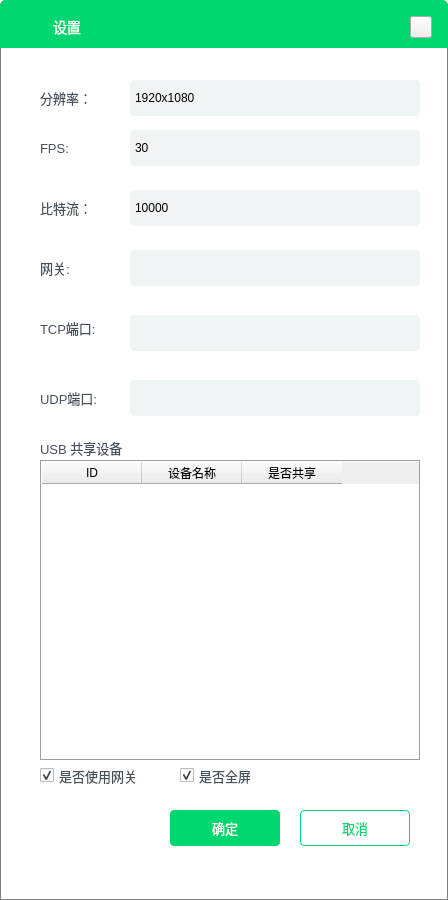
The window that QJYTools/Settings.ui (KoterRomanov/QJYTools) describes before a commit, drawn with Qt 5.
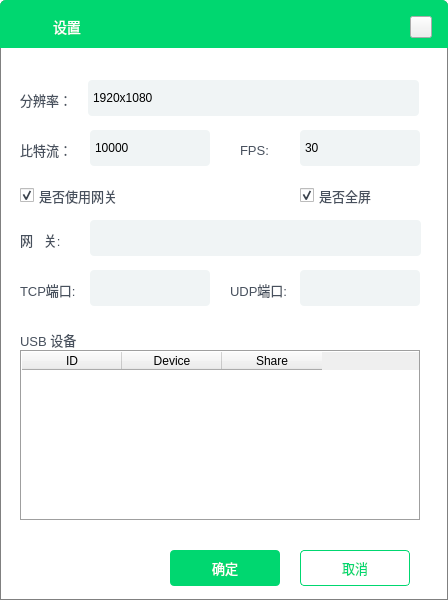
The same window after the commit. Icons and pictures are not drawn.

Patch:
```diff
--- a/QJYTools/Settings.ui
+++ b/QJYTools/Settings.ui
@@ -7,7 +7,7 @@
     <x>0</x>
     <y>0</y>
     <width>448</width>
-    <height>900</height>
+    <height>600</height>
    </rect>
   </property>
   <property name="sizePolicy">
@@ -19,13 +19,13 @@
   <property name="minimumSize">
    <size>
     <width>448</width>
-    <height>900</height>
+    <height>600</height>
    </size>
   </property>
   <property name="maximumSize">
    <size>
     <width>448</width>
-    <height>900</height>
+    <height>600</height>
    </size>
   </property>
   <property name="windowTitle">
@@ -127,7 +127,7 @@
      <x>0</x>
      <y>0</y>
      <width>448</width>
-     <height>900</height>
+     <height>600</height>
     </rect>
    </property>
    <property name="sizePolicy">
@@ -139,13 +139,13 @@
    <property name="minimumSize">
     <size>
      <width>448</width>
-     <height>900</height>
+     <height>600</height>
     </size>
    </property>
    <property name="maximumSize">
     <size>
      <width>448</width>
-     <height>900</height>
+     <height>600</height>
     </size>
    </property>
    <property name="styleSheet">
@@ -160,10 +160,10 @@
    <widget class="QLabel" name="label_udp_port">
     <property name="geometry">
      <rect>
-      <x>40</x>
-      <y>390</y>
-      <width>81</width>
-      <height>16</height>
+      <x>230</x>
+      <y>280</y>
+      <width>71</width>
+      <height>20</height>
      </rect>
     </property>
     <property name="styleSheet">
@@ -180,31 +180,27 @@
    <widget class="QLineEdit" name="lineedit_gateway">
     <property name="geometry">
      <rect>
-      <x>130</x>
-      <y>250</y>
-      <width>290</width>
+      <x>90</x>
+      <y>220</y>
+      <width>331</width>
       <height>36</height>
      </rect>
     </property>
     <property name="minimumSize">
      <size>
-      <width>290</width>
-      <height>36</height>
+      <width>0</width>
+      <height>0</height>
      </size>
     </property>
     <property name="maximumSize">
      <size>
-      <width>290</width>
-      <height>36</height>
+      <width>16777215</width>
+      <height>16777215</height>
      </size>
     </property>
     <property name="styleSheet">
      <string notr="true">#lineedit_gateway
 {
-	min-height: 36px;
-	max-height: 36px;
-	min-width: 280px;
-	max-width: 280px;
 	border-radius: 4px;
 	background: #F0F4F5;
 	selection-color: red;
@@ -220,31 +216,33 @@
    <widget class="QLineEdit" name="lineedit_tcp_port">
     <property name="geometry">
      <rect>
-      <x>130</x>
-      <y>315</y>
-      <width>290</width>
+      <x>90</x>
+      <y>270</y>
+      <width>120</width>
       <height>36</height>
      </rect>
     </property>
+    <property name="sizePolicy">
+     <sizepolicy hsizetype="Fixed" vsizetype="Fixed">
+      <horstretch>0</horstretch>
+      <verstretch>0</verstretch>
+     </sizepolicy>
+    </property>
     <property name="minimumSize">
      <size>
-      <width>290</width>
-      <height>36</height>
+      <width>0</width>
+      <height>0</height>
      </size>
     </property>
     <property name="maximumSize">
      <size>
-      <width>290</width>
-      <height>36</height>
+      <width>16777215</width>
+      <height>16777215</height>
      </size>
     </property>
     <property name="styleSheet">
      <string notr="true">#lineedit_tcp_port
 {
-	min-height: 36px;
-	max-height: 36px;
-	min-width: 280px;
-	max-width: 280px;
 	border-radius: 4px;
 	background: #F0F4F5;
 	selection-color: red;
@@ -261,7 +259,7 @@
     <property name="geometry">
      <rect>
       <x>300</x>
-      <y>810</y>
+      <y>550</y>
       <width>110</width>
       <height>36</height>
      </rect>
@@ -287,10 +285,10 @@
    <widget class="QLabel" name="label_gateway">
     <property name="geometry">
      <rect>
-      <x>40</x>
-      <y>260</y>
-      <width>81</width>
-      <height>16</height>
+      <x>20</x>
+      <y>230</y>
+      <width>71</width>
+      <height>20</height>
      </rect>
     </property>
     <property name="styleSheet">
@@ -301,14 +299,14 @@
 }</string>
     </property>
     <property name="text">
-     <string>网关:</string>
+     <string>网   关:</string>
     </property>
    </widget>
    <widget class="QPushButton" name="button_ok">
     <property name="geometry">
      <rect>
       <x>170</x>
-      <y>810</y>
+      <y>550</y>
       <width>110</width>
       <height>36</height>
      </rect>
@@ -335,10 +333,10 @@
    <widget class="QTableWidget" name="tablewidget_share_usb">
     <property name="geometry">
      <rect>
-      <x>40</x>
-      <y>460</y>
-      <width>381</width>
-      <height>301</height>
+      <x>20</x>
+      <y>350</y>
+      <width>401</width>
+      <height>171</height>
      </rect>
     </property>
     <property name="autoFillBackground">
@@ -354,20 +352,20 @@
     </column>
     <column>
      <property name="text">
-      <string>设备名称</string>
+      <string>Device</string>
      </property>
     </column>
     <column>
      <property name="text">
-      <string>是否共享</string>
+      <string>Share</string>
      </property>
     </column>
    </widget>
    <widget class="QCheckBox" name="checkbox_screen">
     <property name="geometry">
      <rect>
-      <x>180</x>
-      <y>760</y>
+      <x>300</x>
+      <y>180</y>
       <width>111</width>
       <height>31</height>
      </rect>
@@ -389,31 +387,33 @@
    <widget class="QLineEdit" name="lineedit_udp_port">
     <property name="geometry">
      <rect>
-      <x>130</x>
-      <y>380</y>
-      <width>290</width>
+      <x>300</x>
+      <y>270</y>
+      <width>120</width>
       <height>36</height>
      </rect>
     </property>
+    <property name="sizePolicy">
+     <sizepolicy hsizetype="Fixed" vsizetype="Fixed">
+      <horstretch>0</horstretch>
+      <verstretch>0</verstretch>
+     </sizepolicy>
+    </property>
     <property name="minimumSize">
      <size>
-      <width>290</width>
-      <height>36</height>
+      <width>0</width>
+      <height>0</height>
      </size>
     </property>
     <property name="maximumSize">
      <size>
-      <width>290</width>
-      <height>36</height>
+      <width>16777215</width>
+      <height>16777215</height>
      </size>
     </property>
     <property name="styleSheet">
      <string notr="true">#lineedit_udp_port
 {
-	min-height: 36px;
-	max-height: 36px;
-	min-width: 280px;
-	max-width: 280px;
 	border-radius: 4px;
 	background: #F0F4F5;
 	selection-color: red;
@@ -429,37 +429,33 @@
    <widget class="QComboBox" name="combobox_bitrate">
     <property name="geometry">
      <rect>
-      <x>130</x>
-      <y>190</y>
-      <width>290</width>
+      <x>90</x>
+      <y>130</y>
+      <width>120</width>
       <height>36</height>
      </rect>
     </property>
     <property name="sizePolicy">
-     <sizepolicy hsizetype="Expanding" vsizetype="Fixed">
+     <sizepolicy hsizetype="Fixed" vsizetype="Fixed">
       <horstretch>0</horstretch>
       <verstretch>0</verstretch>
      </sizepolicy>
     </property>
     <property name="minimumSize">
      <size>
-      <width>290</width>
-      <height>36</height>
+      <width>0</width>
+      <height>0</height>
      </size>
     </property>
     <property name="maximumSize">
      <size>
-      <width>290</width>
-      <height>36</height>
+      <width>16777215</width>
+      <height>16777215</height>
      </size>
     </property>
     <property name="styleSheet">
      <string notr="true">#combobox_bitrate
 {
-	min-height: 36px;
-	max-height: 36px;
-	min-width: 290px;
-	max-width: 290px;
 	border-radius: 4px;
 	background: #F0F4F5;
 	selection-color: red;
@@ -539,10 +535,10 @@
    <widget class="QLabel" name="label_resolution">
     <property name="geometry">
      <rect>
-      <x>40</x>
+      <x>20</x>
       <y>90</y>
-      <width>81</width>
-      <height>16</height>
+      <width>61</width>
+      <height>20</height>
      </rect>
     </property>
     <property name="styleSheet">
@@ -559,9 +555,9 @@
    <widget class="QCheckBox" name="checkbox_use_gateway">
     <property name="geometry">
      <rect>
-      <x>40</x>
-      <y>760</y>
-      <width>111</width>
+      <x>20</x>
+      <y>180</y>
+      <width>131</width>
       <height>31</height>
      </rect>
     </property>
@@ -582,37 +578,33 @@
    <widget class="QComboBox" name="combobox_fps">
     <property name="geometry">
      <rect>
-      <x>130</x>
+      <x>300</x>
       <y>130</y>
-      <width>290</width>
+      <width>120</width>
       <height>36</height>
      </rect>
     </property>
     <property name="sizePolicy">
-     <sizepolicy hsizetype="Expanding" vsizetype="Fixed">
+     <sizepolicy hsizetype="Fixed" vsizetype="Preferred">
       <horstretch>0</horstretch>
       <verstretch>0</verstretch>
      </sizepolicy>
     </property>
     <property name="minimumSize">
      <size>
-      <width>290</width>
-      <height>36</height>
+      <width>0</width>
+      <height>0</height>
      </size>
     </property>
     <property name="maximumSize">
      <size>
-      <width>290</width>
-      <height>36</height>
+      <width>16777215</width>
+      <height>16777215</height>
      </size>
     </property>
     <property name="styleSheet">
      <string notr="true">#combobox_fps
 {
-	min-height: 36px;
-	max-height: 36px;
-	min-width: 290px;
-	max-width: 290px;
 	border-radius: 4px;
 	background: #F0F4F5;
 	selection-color: red;
@@ -677,10 +669,10 @@
    <widget class="QLabel" name="label_bitrate">
     <property name="geometry">
      <rect>
-      <x>40</x>
-      <y>200</y>
-      <width>85</width>
-      <height>16</height>
+      <x>20</x>
+      <y>140</y>
+      <width>71</width>
+      <height>20</height>
      </rect>
     </property>
     <property name="styleSheet">
@@ -697,10 +689,10 @@
    <widget class="QLabel" name="label_fps">
     <property name="geometry">
      <rect>
-      <x>40</x>
+      <x>240</x>
       <y>140</y>
-      <width>85</width>
-      <height>16</height>
+      <width>61</width>
+      <height>20</height>
      </rect>
     </property>
     <property name="styleSheet">
@@ -717,37 +709,33 @@
    <widget class="QComboBox" name="combobox_resolution">
     <property name="geometry">
      <rect>
-      <x>130</x>
+      <x>88</x>
       <y>80</y>
-      <width>290</width>
+      <width>331</width>
       <height>36</height>
      </rect>
     </property>
     <property name="sizePolicy">
-     <sizepolicy hsizetype="Expanding" vsizetype="Fixed">
+     <sizepolicy hsizetype="Minimum" vsizetype="Fixed">
       <horstretch>0</horstretch>
       <verstretch>0</verstretch>
      </sizepolicy>
     </property>
     <property name="minimumSize">
      <size>
-      <width>290</width>
-      <height>36</height>
+      <width>0</width>
+      <height>0</height>
      </size>
     </property>
     <property name="maximumSize">
      <size>
-      <width>290</width>
-      <height>36</height>
+      <width>16777215</width>
+      <height>16777215</height>
      </size>
     </property>
     <property name="styleSheet">
      <string notr="true">#combobox_resolution
 {
-	min-height: 36px;
-	max-height: 36px;
-	min-width: 290px;
-	max-width: 290px;
 	border-radius: 4px;
 	background: #F0F4F5;
 	selection-color: red;
@@ -877,10 +865,10 @@
    <widget class="QLabel" name="label_share_usb">
     <property name="geometry">
      <rect>
-      <x>40</x>
-      <y>440</y>
-      <width>161</width>
-      <height>16</height>
+      <x>20</x>
+      <y>330</y>
+      <width>181</width>
+      <height>20</height>
      </rect>
     </property>
     <property name="styleSheet">
@@ -891,16 +879,16 @@
 }</string>
     </property>
     <property name="text">
-     <string>USB 共享设备</string>
+     <string>USB 设备</string>
     </property>
    </widget>
    <widget class="QLabel" name="label_tcp_port">
     <property name="geometry">
      <rect>
-      <x>40</x>
-      <y>320</y>
-      <width>81</width>
-      <height>16</height>
+      <x>20</x>
+      <y>280</y>
+      <width>71</width>
+      <height>20</height>
      </rect>
     </property>
     <property name="styleSheet">
```
Left out of the diff: 14 changed lines with no effect on the pictures.
